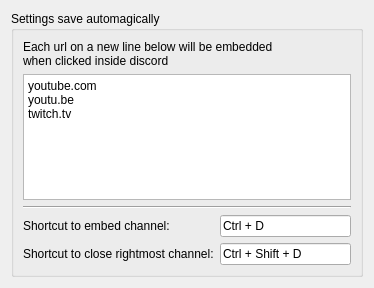
The window that src/PreferencesForm.ui (JohnCiubuc/DiscordTabbed) describes before a commit, drawn with Qt 5.
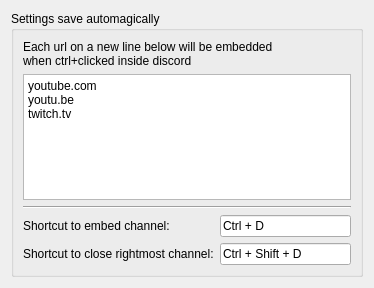
The same window after the commit.

```diff
--- a/src/PreferencesForm.ui
+++ b/src/PreferencesForm.ui
@@ -74,7 +74,7 @@
        <widget class="QLabel" name="label_3">
         <property name="text">
          <string>Each url on a new line below will be embedded
-when clicked inside discord</string>
+when ctrl+clicked inside discord</string>
         </property>
        </widget>
       </item>
```
